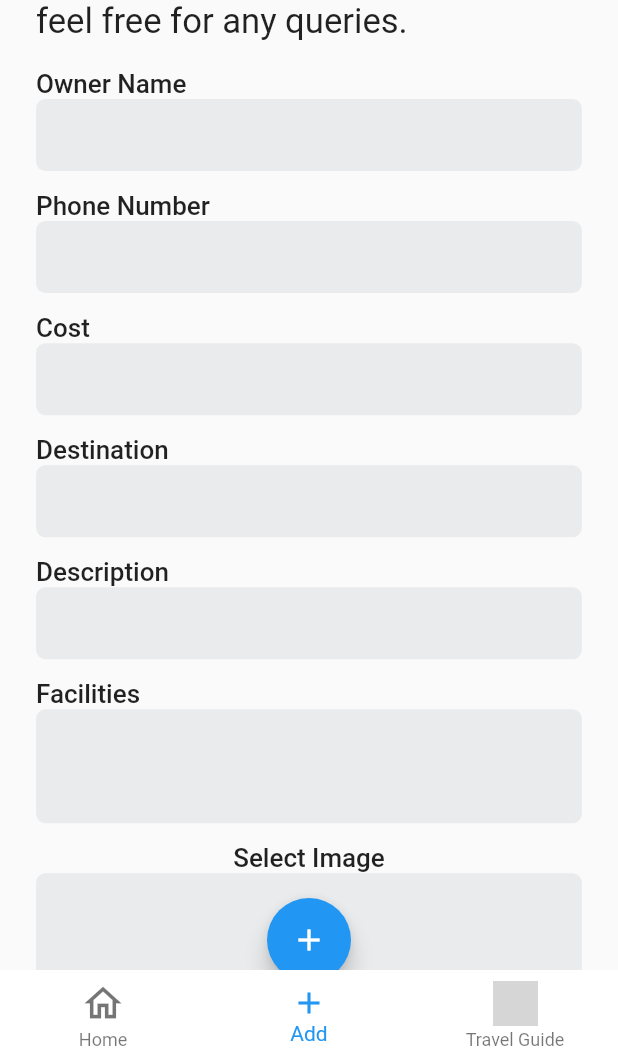
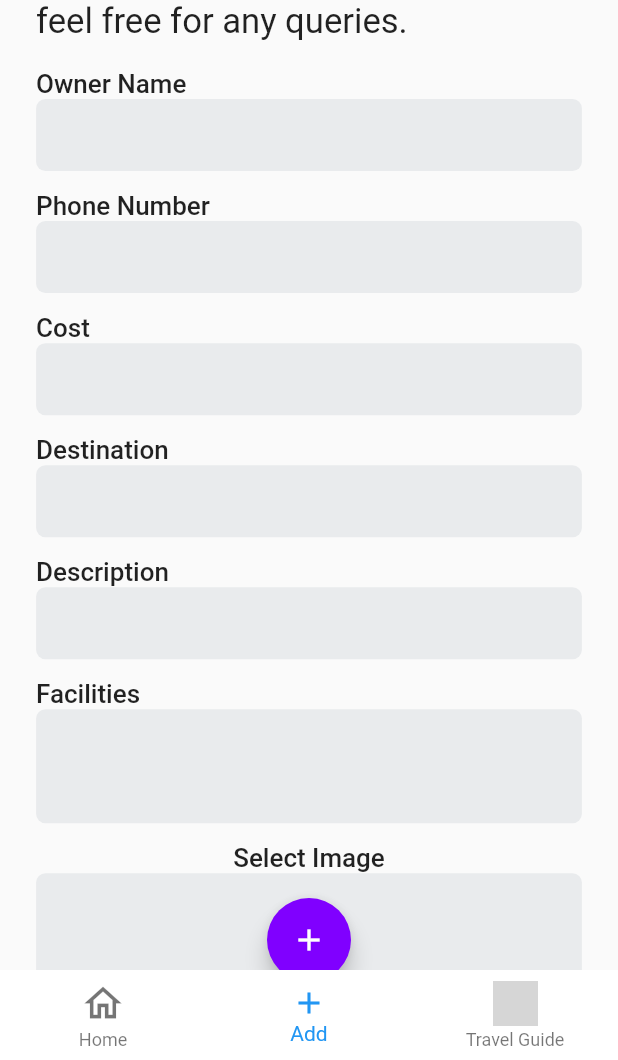
Before and after one commit to Sohag-84/Travello, a Flutter app: the screen it shows once a user with an empty profile is signed in, item 2 of the bottom bar chosen, after a tap on the "add" icon, on a phone screen of 412 x 824 dp, the part 176-1236 px from its top. Run offline on Flutter 3.47's test engine with Material 2 defaults, Android fonts, the light colour scheme and no system bars; our stand-ins replace carousel_slider, cloud_firestore, connectivity_plus, dots_indicator, firebase_auth, firebase_core and 8 more; accounts and stored records are empty; grey boxes are pictures that could not be loaded.

Commit message:
change folder structure

```diff
--- a/lib/controllers/auth_controller.dart
+++ b/lib/controllers/auth_controller.dart
@@ -12,7 +12,6 @@ import 'package:travel_agency/views/screens/home_screen.dart';
 class AuthController extends GetxController {
   //for button loading indicator
   var isLoading = false.obs;
-  RxBool isPasswordHiden = true.obs;
 
   Future userRegistration({
     required String name,
--- a/lib/controllers/home_controller.dart
+++ /dev/null
@@ -1,3 +0,0 @@
-import 'package:get/get.dart';
-
-class HomeController extends GetxController {}
--- a/lib/controllers/text_field_controller.dart
+++ b/lib/controllers/text_field_controller.dart
@@ -1,5 +1,5 @@
 import 'package:get/get.dart';
 
 class TextFieldController extends GetxController{
-
+  RxBool isPasswordHiden = true.obs;
 }
--- a/lib/main.dart
+++ b/lib/main.dart
@@ -9,7 +9,7 @@ import 'package:flutter_screenutil/flutter_screenutil.dart';
 import 'package:get/get.dart';
 import 'package:travel_agency/views/screens/splash_screen.dart';
 
-import 'views/drawer_page/settings/languages/components/app_languages.dart';
+import 'views/drawer_page/languages/components/app_languages.dart';
 
 void main() {
   WidgetsFlutterBinding.ensureInitialized();
--- a/lib/views/auth/login_screen.dart
+++ b/lib/views/auth/login_screen.dart
@@ -15,6 +15,8 @@ import 'package:travel_agency/views/auth/signup_screen.dart';
 import 'package:travel_agency/views/styles.dart';
 import 'package:travel_agency/views/widgets/violetButton.dart';
 
+import '../../controllers/text_field_controller.dart';
+
 class SignInScreen extends StatefulWidget {
   @override
   State<SignInScreen> createState() => _SignInScreenState();
@@ -26,6 +28,7 @@ class _SignInScreenState extends State<SignInScreen> {
   TextEditingController _passwordController = TextEditingController();
 
   final authController = Get.put(AuthController());
+  final _controller = Get.put(TextFieldController());
 
   late StreamSubscription subscription;
   bool isDeviceConnected = false;
@@ -97,17 +100,17 @@ class _SignInScreenState extends State<SignInScreen> {
                       hintText: "Enter your password",
                       suffixIcon: IconButton(
                         icon: Icon(
-                          authController.isPasswordHiden.value
+                          _controller.isPasswordHiden.value
                               ? Icons.visibility
                               : Icons.visibility_off,
                         ),
                         onPressed: () {
-                          authController.isPasswordHiden.value =!
-                              authController.isPasswordHiden.value;
+                          _controller.isPasswordHiden.value =
+                              !_controller.isPasswordHiden.value;
                         },
                       ),
                     ),
-                    obscureText: authController.isPasswordHiden.value,
+                    obscureText: _controller.isPasswordHiden.value,
                   );
                 }),
                 SizedBox(
--- a/lib/views/bottom_nav_controller/pages/add_package/package_add_page.dart
+++ b/lib/views/bottom_nav_controller/pages/add_package/package_add_page.dart
@@ -9,6 +9,7 @@ import 'package:flutter_screenutil/flutter_screenutil.dart';
 import 'package:fluttertoast/fluttertoast.dart';
 import 'package:get/get.dart';
 import 'package:image_picker/image_picker.dart';
+import 'package:travel_agency/constant/app_colors.dart';
 import 'package:travel_agency/constant/constant.dart';
 import 'package:travel_agency/views/widgets/custom_text_field.dart';
 import 'package:travel_agency/views/widgets/violetButton.dart';
@@ -179,6 +180,7 @@ class _PackageAddPageState extends State<PackageAddPage> {
                   ),
                   child: Center(
                     child: FloatingActionButton(
+                      backgroundColor: AppColors.violetColor,
                       onPressed: () => multipleImagePicker(),
                       child: const Icon(Icons.add),
                     ),
--- a/lib/views/bottom_nav_controller/pages/bottom_nav_controller_screen.dart
+++ b/lib/views/bottom_nav_controller/pages/bottom_nav_controller_screen.dart
@@ -26,7 +26,7 @@ class BottomNavControllerScreen extends StatelessWidget {
           child: Scaffold(
             appBar: AppBar(
               title: Text(
-                AppStrings.appName,
+                "appName".tr,
                 style: TextStyle(color: Colors.black),
               ),
               leading: _drawer.value == false
--- a/lib/views/drawer_page/settings/languages/bangla.dart
+++ b/lib/views/drawer_page/languages/bangla.dart
@@ -2,6 +2,8 @@ import '../../../../constant/app_strings.dart';
 
 Map<String, String> bangla = {
   //drawer screen
+  "appName": "ট্র্যাভেলো",
+  "slogan": "একটি ধানের শীষের উপর একটি শিশির বিন্দু",
   "support": "সাপোর্ট",
   'privacy': "প্রাইভেসি",
   'faq': "প্রশ্ন এবং উত্তর",
--- a/lib/views/drawer_page/settings/languages/components/app_languages.dart
+++ b/lib/views/drawer_page/languages/components/app_languages.dart
@@ -1,6 +1,6 @@
 import 'package:get/get.dart';
-import 'package:travel_agency/views/drawer_page/settings/languages/bangla.dart';
-import 'package:travel_agency/views/drawer_page/settings/languages/english.dart';
+import 'package:travel_agency/views/drawer_page/languages/bangla.dart';
+import 'package:travel_agency/views/drawer_page/languages/english.dart';
 
 class AppLanguages extends Translations{
 
--- a/lib/views/drawer_page/settings/languages/english.dart
+++ b/lib/views/drawer_page/languages/english.dart
@@ -2,6 +2,8 @@ import 'package:travel_agency/constant/app_strings.dart';
 
 Map<String, String> english = {
   //drawer screen
+  "appName": "Travello",
+  "slogan": "A dew drops on a grain of rice",
   "support": "Support",
   'privacy': "Privacy",
   'faq': "FAQ",
--- a/lib/views/screens/drawer_screen.dart
+++ b/lib/views/screens/drawer_screen.dart
@@ -35,14 +35,14 @@ class DrawerScreen extends StatelessWidget {
             crossAxisAlignment: CrossAxisAlignment.start,
             children: [
               Text(
-                AppStrings.appName,
+                "appName".tr,
                 style: TextStyle(fontSize: 32.sp, fontWeight: FontWeight.w500),
               ),
               Text(
-                "Travel Agency",
-                style: TextStyle(fontSize: 15.sp, fontWeight: FontWeight.w300),
+                "slogan".tr,
+                style: TextStyle(fontSize: 10.sp, fontWeight: FontWeight.w300),
               ),
-              SizedBox(height: 20.h),
+              SizedBox(height: 40.h),
               drawerItem(
                 itemName: 'support'.tr,
                 onClick: () => Get.to(() => SupportScreen()),
@@ -58,11 +58,6 @@ class DrawerScreen extends StatelessWidget {
                 onClick: () => Get.to(
                   () => FaqScreen(),
                 ),
-              ),
-              SizedBox(height: 8.h),
-              drawerItem(
-                itemName: 'howToUse'.tr,
-                onClick: null,
               ),
               SizedBox(
                 width: 150.w,
--- a/lib/views/screens/splash_screen.dart
+++ b/lib/views/screens/splash_screen.dart
@@ -49,9 +49,18 @@ class _SplashScreenState extends State<SplashScreen> {
               ),
               SizedBox(height: 10.h),
               const CircularProgressIndicator(),
-              Text(
-                "Travello",
-                style: TextStyle(fontSize: 20.sp, fontWeight: FontWeight.w600),
+              Column(
+                children: [
+                  Text(
+                    "Travello",
+                    style: TextStyle(fontSize: 20.sp, fontWeight: FontWeight.w600),
+                  ),
+                  SizedBox(height: 5.h),
+                  Text(
+                    "A dew drops on a grain of rice",
+                    style: TextStyle(fontSize: 10.sp, fontWeight: FontWeight.w600),
+                  ),
+                ],
               ),
               SizedBox(height: 40.h),
             ],
```
Also changed, not shown: lib/views/auth/signup_screen.dart (+7 -4 lines).
